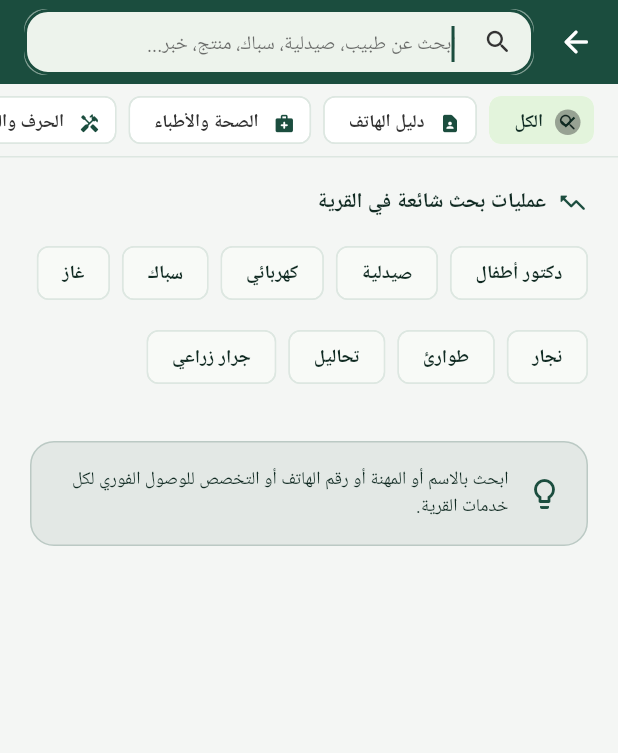
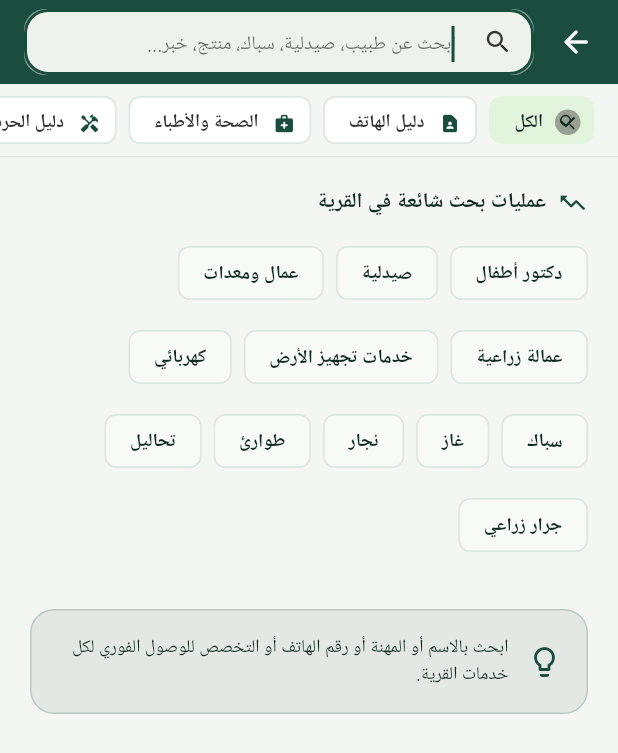
Before and after one commit to abodashesha488-sys/Qarity, a Flutter app: the GlobalSearchScreen screen opened by its route, after a tap on "الكل", on a phone screen of 412 x 824 dp. Shown: the top 753 px of the screen. Run offline on Flutter 3.47's test engine with Material 3 defaults, Android fonts, the phone set to English and light mode, and no system bars; our stand-ins replace audioplayers, cached_network_image, cloud_firestore, connectivity_plus, file_picker, firebase_auth and 14 more; missing offline and left inert: excel; accounts and stored records are empty; network calls fail; Roboto replaces fonts that are missing (Tajawal).

Commit message:
feat(services,search): إضافة عمال ومعدات وخدمات تجهيز الأرض للبحث الشامل وتحسين بطاقة الخدمات الزراعية والفنية

```diff
--- a/lib/features/home/global_search_screen.dart
+++ b/lib/features/home/global_search_screen.dart
@@ -17,7 +17,8 @@ enum SearchCategoryFilter {
   all('الكل', Icons.search_rounded),
   phone('دليل الهاتف', Icons.contact_page_rounded),
   medical('الصحة والأطباء', Icons.medical_services_rounded),
-  services('الحرف والخدمات', Icons.handyman_rounded),
+  services('دليل الحرفيين', Icons.handyman_rounded),
+  agricultural('خدمات زراعية وعمال', Icons.agriculture_rounded),
   market('سوق القرية', Icons.storefront_rounded),
   news('الأخبار', Icons.newspaper_rounded);
 
@@ -79,6 +80,9 @@ class _GlobalSearchScreenState extends State<GlobalSearchScreen> {
   static const List<String> _popularSuggestions = [
     'دكتور أطفال',
     'صيدلية',
+    'عمال ومعدات',
+    'عمالة زراعية',
+    'خدمات تجهيز الأرض',
     'كهربائي',
     'سباك',
     'غاز',
@@ -236,20 +240,52 @@ class _GlobalSearchScreenState extends State<GlobalSearchScreen> {
       }
     }
 
-    // 3. الحرفيون والخدمات
+    // 3. الحرفيون والفنيون
     if (_selectedFilter == SearchCategoryFilter.all ||
         _selectedFilter == SearchCategoryFilter.services) {
-      for (final s in _serviceProviders) {
+      for (final s in _serviceProviders.where((p) =>
+          p.category == ServiceCategory.technicians ||
+          p.category == ServiceCategory.educational)) {
         if (s.name.toLowerCase().contains(q) ||
             s.specialty.toLowerCase().contains(q) ||
             s.category.toLowerCase().contains(q) ||
+            s.address.toLowerCase().contains(q) ||
             s.description.toLowerCase().contains(q)) {
           list.add(GlobalSearchResultItem(
             title: s.name,
-            subtitle: '${s.specialty} · ${s.phone}',
+            subtitle:
+                '${s.displaySpecialty}${s.address.isNotEmpty ? ' · ${s.address}' : ''}${s.phone.isNotEmpty ? ' · ${s.phone}' : ''}',
             category: ServiceCategory.label(s.category),
             icon: ServiceCategory.icon(s.category),
             accentColor: ServiceCategory.color(s.category),
+            phone: s.phone,
+            route: AppRoutes.serviceProviderDetail,
+            routeArgs: s,
+          ));
+        }
+      }
+    }
+
+    // 4. خدمات زراعية وعمال ومعدات
+    if (_selectedFilter == SearchCategoryFilter.all ||
+        _selectedFilter == SearchCategoryFilter.agricultural) {
+      for (final s in _serviceProviders
+          .where((p) => p.category == ServiceCategory.agricultural)) {
+        if (s.name.toLowerCase().contains(q) ||
+            s.specialty.toLowerCase().contains(q) ||
+            s.address.toLowerCase().contains(q) ||
+            s.description.toLowerCase().contains(q) ||
+            (q.contains('عمال') ||
+                q.contains('معدات') ||
+                q.contains('تجهيز') ||
+                q.contains('زراع'))) {
+          list.add(GlobalSearchResultItem(
+            title: s.name,
+            subtitle:
+                '${s.displaySpecialty}${s.address.isNotEmpty ? ' · ${s.address}' : ''}${s.phone.isNotEmpty ? ' · ${s.phone}' : ''}',
+            category: 'خدمات زراعية · عمال ومعدات',
+            icon: Icons.agriculture_rounded,
+            accentColor: const Color(0xFFAD1457),
             phone: s.phone,
             route: AppRoutes.serviceProviderDetail,
             routeArgs: s,
--- a/lib/features/services/farmer_services_screen.dart
+++ b/lib/features/services/farmer_services_screen.dart
@@ -14,7 +14,7 @@ class FarmerServicesScreen extends StatelessWidget {
       title: 'خدمات زراعية',
       route: AppRoutes.agriculturalServices,
       image: 'assets/images/tools.jpg',
-      description: 'سجل مقدّمي الآلات والخدمات الزراعية في القرية',
+      description: 'سجل مقدّمي الآلات والعمال والمعدات والخدمات الزراعية',
     ),
     _FarmerService(
       title: 'مستشارك الزراعي',
--- a/lib/models/service_provider_model.dart
+++ b/lib/models/service_provider_model.dart
@@ -61,6 +61,8 @@ const List<String> kTechnicianCrafts = [
 
 /// الخدمات الزراعية المقدمة للمزارعين.
 const List<String> kAgriculturalServices = [
+  'عمالة زراعية - خدمات تجهيز الأرض',
+  'عمال ومعدات',
   'آلات ومحاريث حرث',
   'جرارات زراعية',
   'ماكينات ومعدات حصاد',
```
Also changed, not shown: lib/features/services/service_directory_screen.dart (+28 -0 lines).
